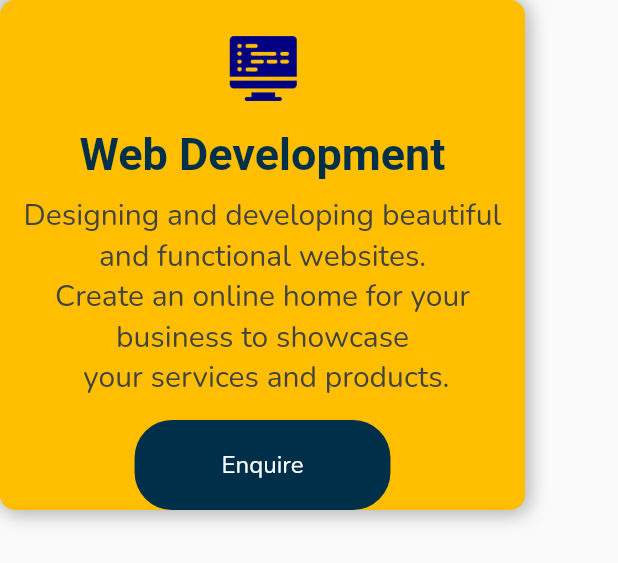
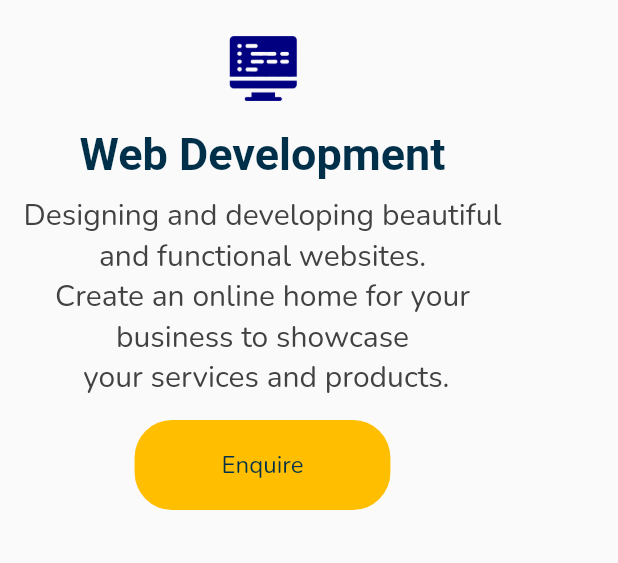
Before and after one commit to ryanemm/kosi_connect, a Flutter app: the ServiceCard widget shown alone on an empty page, opened directly, on a phone screen of 412 x 824 dp. Shown: the top 563 px of the screen. Run offline on Flutter 3.47's test engine with Material 2 defaults, Android fonts, the phone set to English and light mode, and no system bars; our stand-ins replace animated_text_kit, google_fonts, outline_gradient_button; missing offline and left inert: assorted_layout_widgets, shape_of_view.

Commit message:
complete 'our process' section

```diff
--- a/lib/Sections/Services/service_card.dart
+++ b/lib/Sections/Services/service_card.dart
@@ -23,11 +23,7 @@ class _ServiceCardState extends State<ServiceCard> {
     return Container(
       height: 340,
       width: 350,
-      decoration: BoxDecoration(
-        color: Colors.grey[200],
-        shape: BoxShape.rectangle,
-        borderRadius: BorderRadius.circular(10),
-      ),
+
       child: Stack(children: [
         Positioned(
           left: 0,
@@ -36,23 +32,6 @@ class _ServiceCardState extends State<ServiceCard> {
             padding: EdgeInsets.all(15),
             height: 340,
             width: 350,
-            decoration: BoxDecoration(
-              color: Color(0xFFFFBF00),
-              shape: BoxShape.rectangle,
-              borderRadius: BorderRadius.circular(10),
-              boxShadow: [
-                BoxShadow(
-                  offset: Offset(-3, -3),
-                  blurRadius: 10,
-                  color: Colors.grey.shade400,
-                ),
-                BoxShadow(
-                  offset: Offset(3, 3),
-                  blurRadius: 10,
-                  color: Colors.grey.shade400,
-                ),
-              ],
-            ),
             child: Column(
               mainAxisAlignment: MainAxisAlignment.center,
               children: [
@@ -81,7 +60,7 @@ class _ServiceCardState extends State<ServiceCard> {
                     padding:
                         EdgeInsets.only(bottom: 6, top: 6, left: 50, right: 50),
                     decoration: BoxDecoration(
-                      color: Color(0xFF003049),
+                      color: Color(0xFFFFBF00),
                       borderRadius: BorderRadius.circular(25),
                     ),
                     child: TextButton(
@@ -90,7 +69,7 @@ class _ServiceCardState extends State<ServiceCard> {
                         "Enquire",
                         style: GoogleFonts.nunito(
                             fontWeight: FontWeight.w400,
-                            color: Colors.white,
+                            color: Color(0xFF003049),
                             fontSize: 16),
                       ),
                     )),
--- a/lib/home_screen.dart
+++ b/lib/home_screen.dart
@@ -3,6 +3,7 @@ import 'package:kosi_connect/Components/social_bar.dart';
 import 'package:kosi_connect/Sections/AboutSection/about_section.dart';
 import 'package:kosi_connect/Sections/Contact/contact_section.dart';
 import 'package:kosi_connect/Sections/Footer/footer.dart';
+import 'package:kosi_connect/Sections/OurProcess/our_process.dart';
 import 'package:kosi_connect/Sections/Services/service_section.dart';
 import 'package:kosi_connect/Sections/RecentWork/recent_work.dart';
 
@@ -19,6 +20,7 @@ class _HomeScreenState extends State<HomeScreen> {
     TopSection(),
     //AboutSection(),
     ServiceSection(),
+    OurProcess(),
     RecentWork(),
     Testimonials(),
     //ContactSection(),
```
Also changed, not shown: lib/Sections/OurProcess/our_process.dart (added, +132 -0 lines), assets/images/process_infographic.png (added).
